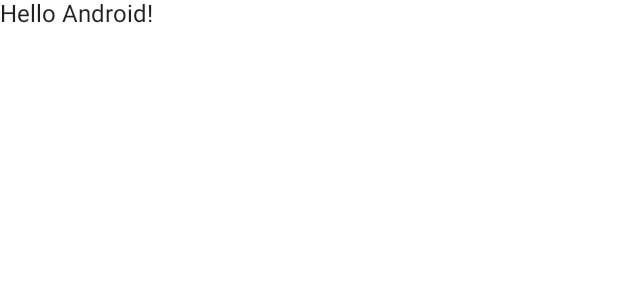
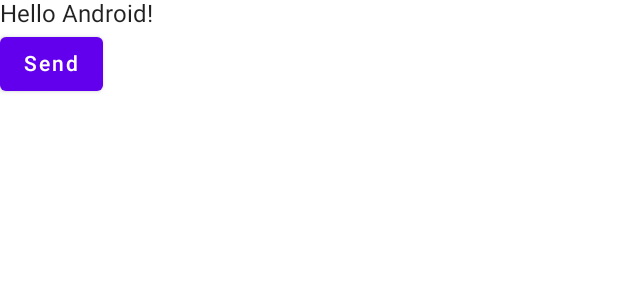
Before and after one commit to foodiestudio/BotFather, an Android app built with Jetpack Compose: the @Preview function DefaultPreview, on a phone screen of 412 x 824 dp. Shown: the top 300 px of the screen. Run offline under Robolectric (Android 15) with nearby library versions, the phone set to English and light mode, and no system bars; network calls fail.

Commit message:
feat: 添加企业微信机器人调用接口

```diff
--- a/app/build.gradle
+++ b/app/build.gradle
@@ -48,7 +48,8 @@ android {
 }
 
 dependencies {
-
+    implementation 'com.squareup.retrofit2:retrofit:2.9.0'
+    implementation 'com.squareup.retrofit2:converter-gson:2.9.0'
     implementation 'androidx.core:core-ktx:1.7.0'
     implementation 'androidx.appcompat:appcompat:1.3.1'
     implementation 'com.google.android.material:material:1.4.0'
--- a/app/src/main/AndroidManifest.xml
+++ b/app/src/main/AndroidManifest.xml
@@ -1,6 +1,8 @@
 <?xml version="1.0" encoding="utf-8"?>
 <manifest xmlns:android="http://schemas.android.com/apk/res/android"
     package="com.wecom.botfather">
+
+    <uses-permission android:name="android.permission.INTERNET" />
 
     <application
         android:allowBackup="true"
--- a/app/src/main/java/com/wecom/botfather/MainActivity.kt
+++ b/app/src/main/java/com/wecom/botfather/MainActivity.kt
@@ -3,21 +3,35 @@ package com.wecom.botfather
 import android.os.Bundle
 import androidx.activity.ComponentActivity
 import androidx.activity.compose.setContent
+import androidx.compose.foundation.layout.Column
+import androidx.compose.material.Button
 import androidx.compose.material.MaterialTheme
 import androidx.compose.material.Surface
 import androidx.compose.material.Text
 import androidx.compose.runtime.Composable
+import androidx.compose.runtime.rememberCoroutineScope
 import androidx.compose.ui.tooling.preview.Preview
+import com.wecom.botfather.sdk.TextMessage
+import com.wecom.botfather.sdk.WeComBotHelper
 import com.wecom.botfather.ui.theme.BotFatherTheme
+import kotlinx.coroutines.launch
 
 class MainActivity : ComponentActivity() {
     override fun onCreate(savedInstanceState: Bundle?) {
         super.onCreate(savedInstanceState)
+
+        WeComBotHelper.bots.add(MockData.bot)
+
         setContent {
             BotFatherTheme {
                 // A surface container using the 'background' color from the theme
                 Surface(color = MaterialTheme.colors.background) {
-                    Greeting("Android")
+                    val scope = rememberCoroutineScope()
+                    Greeting("Android") {
+                        scope.launch {
+                            WeComBotHelper.sendMsgToAll(TextMessage.Markdown("😁"))
+                        }
+                    }
                 }
             }
         }
@@ -25,14 +39,21 @@ class MainActivity : ComponentActivity() {
 }
 
 @Composable
-fun Greeting(name: String) {
-    Text(text = "Hello $name!")
+fun Greeting(name: String, onClick: () -> Unit) {
+    Column {
+        Text(text = "Hello $name!")
+        Button(onClick = onClick) {
+            Text("Send")
+        }
+    }
 }
 
 @Preview(showBackground = true)
 @Composable
 fun DefaultPreview() {
     BotFatherTheme {
-        Greeting("Android")
+        Greeting("Android") {
+
+        }
     }
 }
--- /dev/null
+++ b/app/src/main/java/com/wecom/botfather/sdk/Bot.kt
@@ -0,0 +1,6 @@
+package com.wecom.botfather.sdk
+
+data class Bot(
+    val id: String,
+    val name: String = "Bot_$id"
+)
```
Also changed, not shown: app/src/main/java/com/wecom/botfather/MockData.kt (added, +11 -0 lines), app/src/main/java/com/wecom/botfather/sdk/TextMessage.kt (added, +10 -0 lines), app/src/main/java/com/wecom/botfather/sdk/WeComBotHelper.kt (added, +50 -0 lines), app/src/main/java/com/wecom/botfather/sdk/service/WeComService.kt (added, +32 -0 lines).
